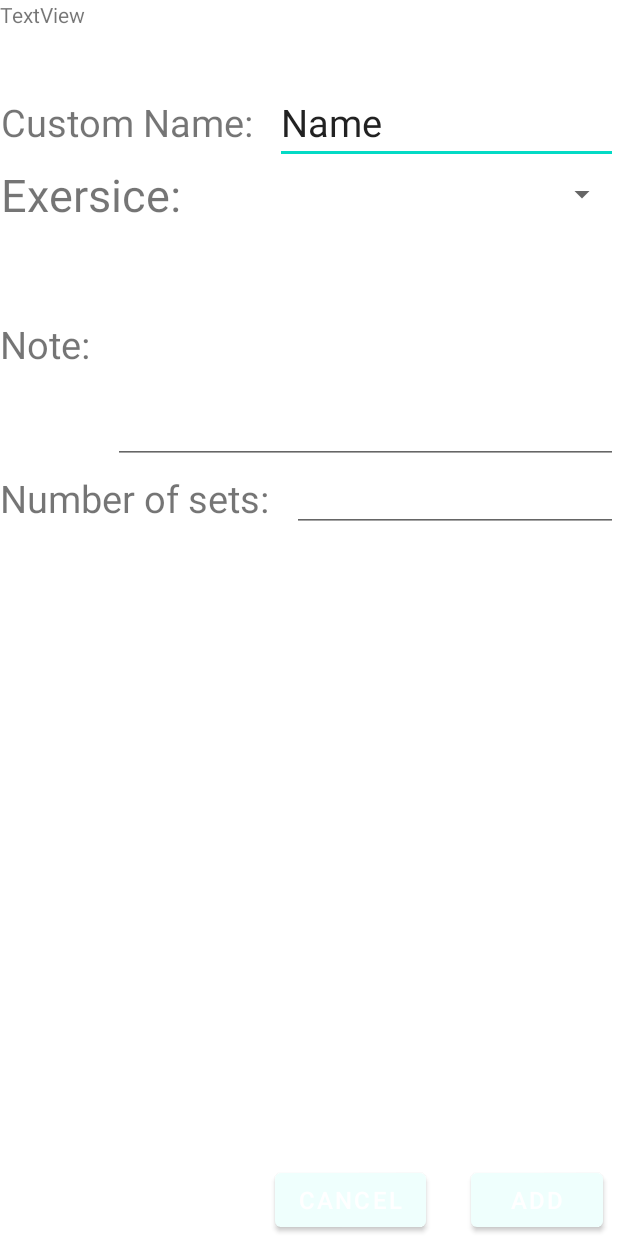
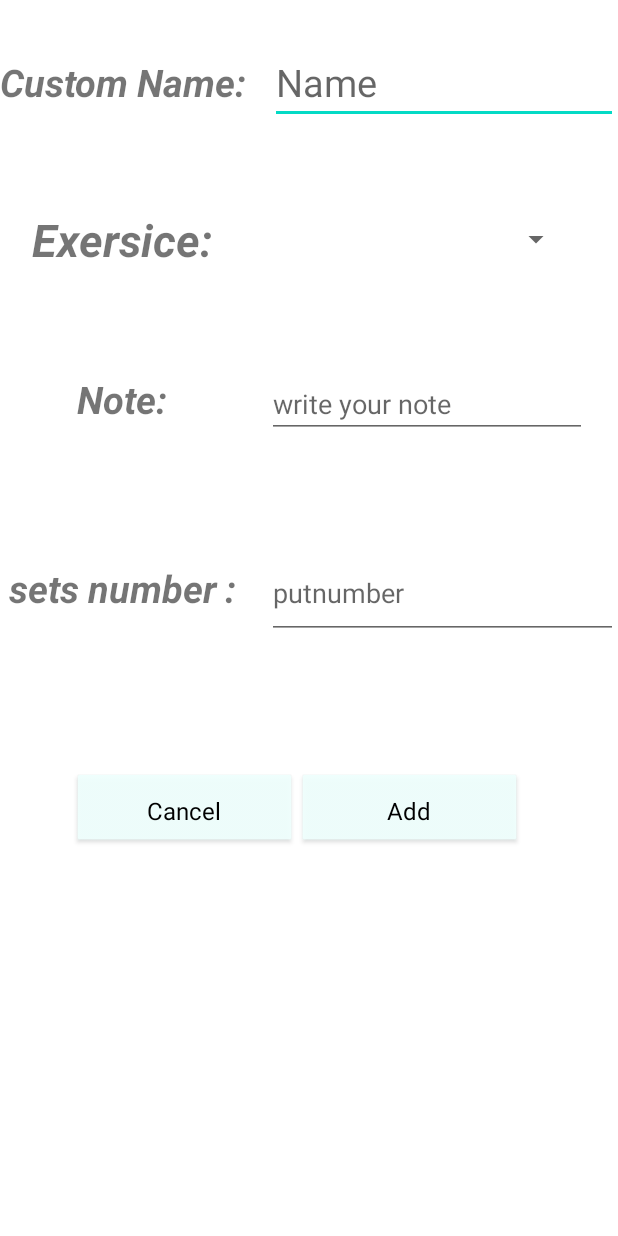
Before and after one commit to Oussi108/AppGymProv1, an Android app: the layout activity_get_tracker_page.xml on its own in the app's theme, with its tools: preview values and no code run, on a phone screen of 412 x 824 dp. Run offline under Robolectric (Android 15) with nearby library versions, the phone set to English and light mode, and no system bars.

Commit message:
fixing desgine

```diff
--- a/app/src/main/java/com/systemx/gymapppro/BodyFragment.java
+++ b/app/src/main/java/com/systemx/gymapppro/BodyFragment.java
@@ -120,7 +120,7 @@ public class BodyFragment extends Fragment {
         tv = view.findViewById(R.id.testet);
 
 
-        tv.setText(String.valueOf(db.get(0).Muscle_parts.get(0).Exercises.get(0).imagePath));
+        tv.setText("Body Muscle");
         BodyAdapter ba = new BodyAdapter(view.getContext(),d);
         LS.setAdapter(ba);
         LS.setOnItemClickListener(new AdapterView.OnItemClickListener() {
--- a/app/src/main/java/com/systemx/gymapppro/GetTrackerPage.java
+++ b/app/src/main/java/com/systemx/gymapppro/GetTrackerPage.java
@@ -39,7 +39,7 @@ public class GetTrackerPage extends AppCompatActivity {
         for (Muscle m:rd.db) {
             for (Muscle_part d:m.Muscle_parts) {
                 for (ExerciseType e:d.Exercises) {
-                    musc.add(e.Name);
+                    musc.add(e.Name.replace("_"," "));
 
                 }
 
--- a/app/src/main/res/drawable/roundedbutton.xml
+++ b/app/src/main/res/drawable/roundedbutton.xml
@@ -1,7 +1,7 @@
 <?xml version="1.0" encoding="utf-8"?>
 <shape xmlns:android="http://schemas.android.com/apk/res/android"
     android:shape="rectangle">
-    <solid android:color="#EE2ADFDF" />
+    <solid android:color="@color/menu_nave" />
     <corners
 
         android:radius="250dp"/>
--- a/app/src/main/res/layout/activity_get_tracker_page.xml
+++ b/app/src/main/res/layout/activity_get_tracker_page.xml
@@ -8,130 +8,137 @@
     android:orientation="vertical"
     >
 
-
-    <TextView
-        android:id="@+id/textView3"
-        android:layout_width="match_parent"
-        android:layout_height="54dp"
-        android:text="TextView" />
     <LinearLayout
-        android:layout_width="match_parent"
-        android:layout_height="wrap_content"
-        android:orientation="horizontal">
-        <TextView
-            android:layout_width="wrap_content"
-            android:layout_height="match_parent"
-            android:text="Custom Name:"
-            android:textSize="25dp"
-            android:gravity="center"
-            android:paddingRight="15dp"
-            />
-
-        <EditText
-            android:id="@+id/CustomName"
-            android:layout_width="wrap_content"
-            android:layout_height="wrap_content"
-            android:layout_weight="1"
-            android:ems="10"
-            android:textSize="25dp"
-            android:inputType="textPersonName"
-            android:text="Name" />
-
-    </LinearLayout>
-    <LinearLayout
-        android:layout_width="match_parent"
-        android:layout_height="wrap_content"
-        android:orientation="horizontal">
-        <TextView
-            android:layout_width="wrap_content"
-            android:layout_height="match_parent"
-            android:text="Exersice:"
-            android:textSize="30dp"
-            android:gravity="center"
-            android:paddingRight="15dp"
-            />
-
-
-
-        <Spinner
-            android:id="@+id/spinner_ExerciseName"
-            android:layout_width="match_parent"
-            android:layout_height="match_parent"
-            android:layout_weight="1"
-            />
-
-    </LinearLayout>
-
-    <LinearLayout
-        android:layout_width="match_parent"
-        android:layout_height="159dp"
-        android:orientation="horizontal">
+        android:layout_width="wrap_content"
+        android:layout_height="110dp"
+        android:gravity="center_horizontal">
 
         <TextView
             android:layout_width="wrap_content"
             android:layout_height="match_parent"
             android:gravity="center"
             android:paddingRight="15dp"
+            android:text="Custom Name:"
+            android:textSize="25dp"
+            android:textStyle="bold|italic" />
+
+        <EditText
+            android:id="@+id/CustomName"
+            android:layout_width="match_parent"
+            android:layout_height="wrap_content"
+            android:ems="10"
+            android:hint="Name"
+            android:inputType="textPersonName"
+            android:textSize="25dp"
+
+            />
+
+    </LinearLayout>
+
+    <LinearLayout
+        android:layout_width="wrap_content"
+        android:layout_height="99dp"
+        android:gravity="center_horizontal"
+        android:orientation="horizontal">
+
+
+        <TextView
+            android:layout_width="178dp"
+            android:layout_height="match_parent"
+            android:gravity="center"
+            android:paddingRight="15dp"
+            android:text="Exersice:"
+            android:textSize="30dp"
+            android:textStyle="bold|italic" />
+
+        <Spinner
+            android:id="@+id/spinner_ExerciseName"
+            android:layout_width="203dp"
+            android:layout_height="match_parent"
+
+            android:ems="10" />
+
+    </LinearLayout>
+
+    <LinearLayout
+        android:layout_width="wrap_content"
+        android:layout_height="114dp"
+        android:gravity="center_horizontal"
+        android:orientation="horizontal">
+
+        <TextView
+            android:layout_width="178dp"
+            android:layout_height="match_parent"
+            android:gravity="center"
+            android:paddingRight="15dp"
             android:text="Note:"
-            android:textSize="25dp" />
+            android:textSize="25dp"
+            android:textStyle="bold|italic" />
 
         <EditText
             android:id="@+id/Note"
-            android:layout_width="wrap_content"
-            android:layout_height="match_parent"
-            android:layout_weight="1"
+            android:layout_width="match_parent"
+            android:layout_height="wrap_content"
             android:ems="10"
             android:gravity="start|top"
+            android:hint="write your note"
             android:inputType="textMultiLine" />
-
-    </LinearLayout>
-    <LinearLayout
-        android:layout_width="match_parent"
-        android:layout_height="wrap_content"
-        android:orientation="horizontal">
-        <TextView
-            android:layout_width="wrap_content"
-            android:layout_height="match_parent"
-            android:text="Number of sets:"
-            android:textSize="25dp"
-            android:gravity="center"
-            android:paddingRight="15dp"
-            />
-
-        <EditText
-            android:id="@+id/Numbersets"
-            android:layout_width="wrap_content"
-            android:layout_height="wrap_content"
-            android:layout_weight="1"
-            android:ems="10"
-            android:inputType="numberSigned" />
 
     </LinearLayout>
 
     <LinearLayout
         android:layout_width="match_parent"
-        android:layout_height="match_parent"
-       android:gravity="bottom|right"
+        android:layout_height="138dp"
+        android:gravity="center_horizontal"
         android:orientation="horizontal">
+
+        <TextView
+            android:layout_width="178dp"
+            android:layout_height="match_parent"
+            android:gravity="center"
+            android:paddingRight="15dp"
+            android:text="sets number :"
+            android:textSize="25dp"
+            android:textStyle="bold|italic" />
+
+        <EditText
+            android:id="@+id/Numbersets"
+            android:layout_width="157dp"
+            android:layout_height="61dp"
+            android:layout_weight="1"
+            android:ems="10"
+            android:hint="putnumber"
+            android:inputType="numberSigned"
+            android:minHeight="48dp" />
+
+    </LinearLayout>
+
+    <LinearLayout
+        android:layout_width="396dp"
+        android:layout_height="158dp"
+        android:gravity="center_horizontal">
+
 
         <Button
             android:id="@+id/CancelTrain"
-            android:layout_width="wrap_content"
-            android:layout_height="wrap_content"
+            style="@android:style/Widget.Button"
+            android:layout_width="150dp"
+            android:layout_height="50dp"
+            android:layout_gravity="center"
+
             android:text="Cancel"
-            android:textSize="16dp"
-            android:layout_marginRight="30dp"
-            />
+            android:textSize="16dp" />
 
         <Button
             android:id="@+id/AddTrain"
-            android:layout_width="wrap_content"
-            android:layout_height="wrap_content"
+            style="@android:style/Widget.Button"
+            android:layout_width="150dp"
+            android:layout_height="50dp"
+            android:layout_gravity="center"
+
             android:text="Add"
-            android:textSize="16dp"
-            android:layout_marginRight="10dp"/>
+            android:textSize="16dp" />
+    </LinearLayout>
 
 
-    </LinearLayout>
-
 </LinearLayout>
--- a/app/src/main/res/layout/activity_muscle.xml
+++ b/app/src/main/res/layout/activity_muscle.xml
@@ -4,7 +4,7 @@
     xmlns:tools="http://schemas.android.com/tools"
     android:layout_width="match_parent"
     android:layout_height="match_parent"
-    android:background="#BD2323"
+    android:background="#511515"
     android:orientation="vertical"
     tools:context=".activity_muscle">
 
--- a/app/src/main/res/layout/activity_muscle_part.xml
+++ b/app/src/main/res/layout/activity_muscle_part.xml
@@ -6,7 +6,7 @@
     android:layout_height="match_parent"
     tools:context=".Muscle_part_activity"
     android:orientation="vertical"
-    android:background="@color/black">
+    android:background="@color/backgroundfragment1">
 
     <LinearLayout
         android:layout_width="match_parent"
--- a/app/src/main/res/layout/activity_set_alarm_item.xml
+++ b/app/src/main/res/layout/activity_set_alarm_item.xml
@@ -10,7 +10,7 @@
         android:layout_width="match_parent"
         android:layout_height="wrap_content"
         android:orientation="horizontal"
-        android:background="@color/black">
+        android:background="#548CA8">
         <TextView
             android:id="@+id/Testy"
             android:layout_width="wrap_content"
--- a/app/src/main/res/layout/fragment_body.xml
+++ b/app/src/main/res/layout/fragment_body.xml
@@ -16,7 +16,8 @@
         android:layout_width="match_parent"
         android:layout_height="wrap_content"
         android:text="Body here"
-        android:textSize="34sp" />
+        android:textSize="34sp"
+        android:layout_margin="12dp"/>
         <ListView
             android:layout_width="match_parent"
             android:layout_height="match_parent"
--- a/app/src/main/res/layout/fragment_set_alarm.xml
+++ b/app/src/main/res/layout/fragment_set_alarm.xml
@@ -11,8 +11,9 @@
     <TextView
         android:layout_width="match_parent"
         android:layout_height="wrap_content"
-        android:text="machines here"
-        android:textSize="34sp"  />
+        android:text="Set Task Alarm"
+        android:textSize="34sp"
+        android:layout_marginLeft="25dp"/>
     <ListView
         android:layout_width="match_parent"
         android:layout_height="match_parent"
--- a/app/src/main/res/layout/fragment_tracker.xml
+++ b/app/src/main/res/layout/fragment_tracker.xml
@@ -19,7 +19,8 @@
             android:layout_height="wrap_content"
             android:text="Mission To do Solder"
             android:textSize="25dp"
-            android:layout_margin="5dp"
+            android:layout_margin="10dp"
+
             />
 
         <ListView
--- a/app/src/main/res/values/colors.xml
+++ b/app/src/main/res/values/colors.xml
@@ -8,9 +8,9 @@
     <color name="black">#FF000000</color>
     <color name="white">#FFFFFFFF</color>
 
-    <color name="backgroundfragment">#525252</color>
-    <color name="backgroundfragment1">#414141</color>
-    <color name="backgroundfragment2">#313131</color>
+    <color name="backgroundfragment">#212324</color>
+    <color name="backgroundfragment1">#212324</color>
+    <color name="backgroundfragment2">#212324</color>
     <color name="textcolorinitems" >#FF000000</color>
     <color name="menu_nave">#EC625F</color>
     <color name="colorPrimary">#EFFFFD</color>
```
Also changed, not shown: app/src/main/AndroidManifest.xml (+6 -3 lines), app/src/main/res/drawable/custom_btn.xml (+7 -7 lines), app/src/main/res/layout/activity_item_of_training_tracker.xml (+10 -0 lines).
